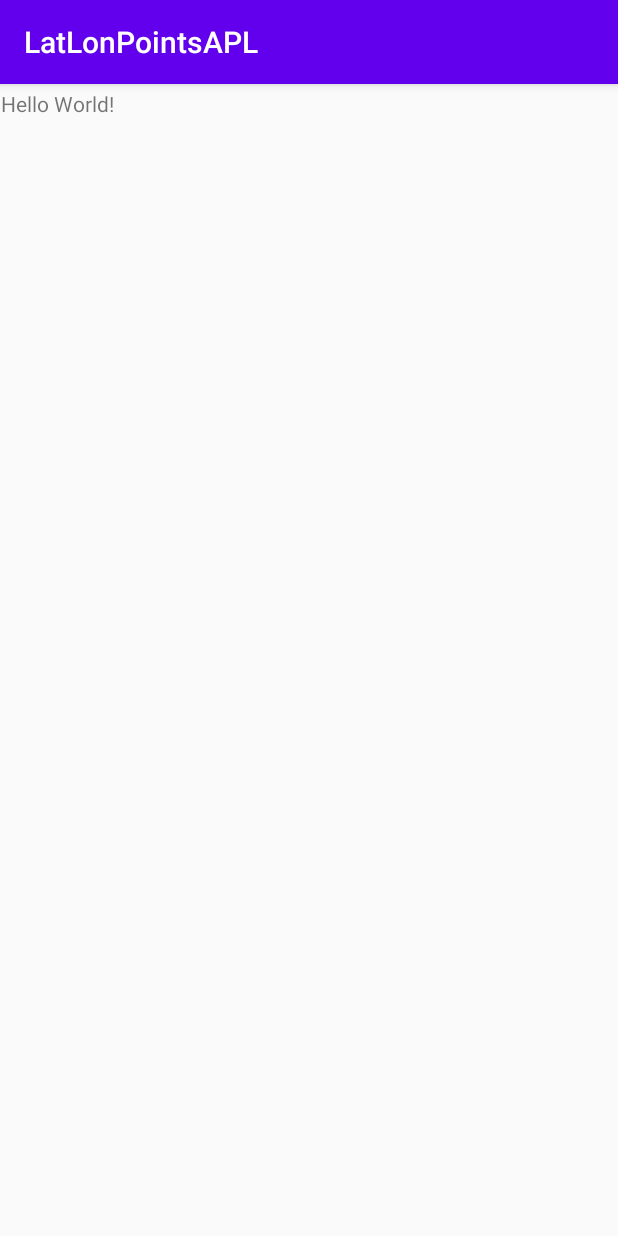
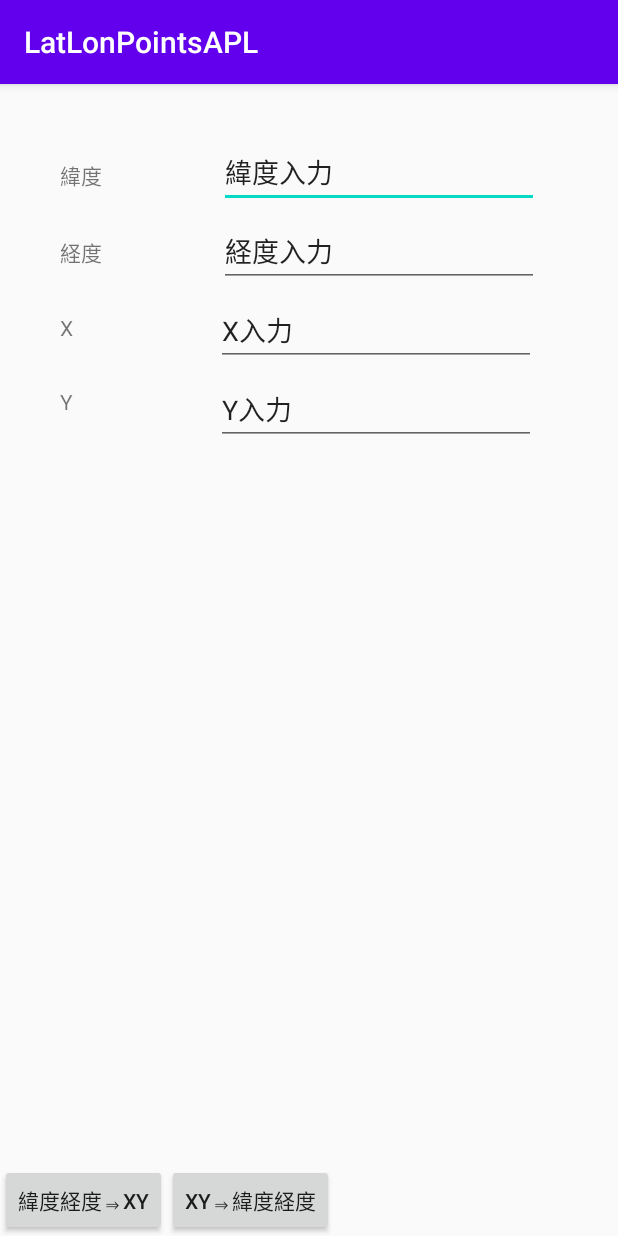
Before and after one commit to LASC-SINCE2015/LatLonPoints, an Android app: the screen it shows after launch (MainActivity), on a phone screen of 412 x 824 dp. Run offline under Robolectric (Android 15) with nearby library versions, the phone set to English and light mode, and no system bars.

Commit message:
一旦UP

```diff
--- a/LatLonPointsAPL/app/src/main/res/layout/activity_main.xml
+++ b/LatLonPointsAPL/app/src/main/res/layout/activity_main.xml
@@ -7,15 +7,111 @@
     tools:context=".MainActivity">
 
     <TextView
-        android:id="@+id/MainTextView"
-        android:layout_width="409dp"
-        android:layout_height="729dp"
-        android:text="Hello World!"
+        android:id="@+id/lat_text"
+        android:layout_width="wrap_content"
+        android:layout_height="wrap_content"
+        android:layout_marginTop="50dp"
+        android:layout_marginLeft="40dp"
+        android:text="緯度"
+        app:layout_constraintTop_toTopOf="parent"
+        app:layout_constraintStart_toStartOf="parent" />
+
+    <TextView
+        android:id="@+id/lon_text"
+        android:layout_width="wrap_content"
+        android:layout_height="wrap_content"
+        android:layout_marginTop="30dp"
+        android:text="経度"
+        app:layout_constraintTop_toBottomOf="@+id/lat_text"
+        app:layout_constraintStart_toStartOf="@+id/lat_text" />
+
+    <EditText
+        android:id="@+id/lat_input"
+        android:layout_width="wrap_content"
+        android:layout_height="wrap_content"
+        android:layout_marginLeft="25dp"
+        android:layout_marginTop="35dp"
+        android:ems="10"
+        android:inputType="number"
+        android:text="緯度入力"
+        app:layout_constraintTop_toTopOf="parent"
+        app:layout_constraintStart_toEndOf="@+id/lat_text"
+        app:layout_constraintEnd_toEndOf="parent"         />
+
+    <EditText
+        android:id="@+id/lon_input"
+        android:layout_width="wrap_content"
+        android:layout_height="wrap_content"
+        android:layout_marginLeft="25dp"
+        android:layout_marginTop="5dp"
+        android:ems="10"
+        android:inputType="number"
+        android:text="経度入力"
+        app:layout_constraintTop_toBottomOf="@+id/lat_input"
+        app:layout_constraintStart_toEndOf="@+id/lon_text"
+        app:layout_constraintEnd_toEndOf="parent"         />
+
+    <TextView
+        android:id="@+id/x_text"
+        android:layout_width="wrap_content"
+        android:layout_height="wrap_content"
+        android:layout_marginTop="30dp"
+        android:text="X"
+        app:layout_constraintTop_toBottomOf="@+id/lon_text"
+        app:layout_constraintStart_toStartOf="@+id/lon_text" />
+
+    <TextView
+        android:id="@+id/y_text"
+        android:layout_width="wrap_content"
+        android:layout_height="wrap_content"
+        android:layout_marginTop="30dp"
+        android:text="Y"
+        app:layout_constraintTop_toBottomOf="@+id/x_text"
+        app:layout_constraintStart_toStartOf="@+id/x_text" />
+
+    <EditText
+        android:id="@+id/x_input"
+        android:layout_width="wrap_content"
+        android:layout_height="wrap_content"
+        android:layout_marginLeft="40dp"
+        android:layout_marginTop="5dp"
+        android:ems="10"
+        android:inputType="number"
+        android:text="X入力"
+        app:layout_constraintTop_toBottomOf="@+id/lon_input"
+        app:layout_constraintStart_toEndOf="@+id/x_text"
+        app:layout_constraintEnd_toEndOf="parent" />
+
+    <EditText
+        android:id="@+id/y_input"
+        android:layout_width="wrap_content"
+        android:layout_height="wrap_content"
+        android:layout_marginLeft="40dp"
+        android:layout_marginTop="5dp"
+        android:ems="10"
+        android:inputType="number"
+        android:text="Y入力"
+        app:layout_constraintTop_toBottomOf="@+id/x_input"
+        app:layout_constraintStart_toEndOf="@+id/y_text"
+        app:layout_constraintEnd_toEndOf="parent" />
+
+
+    <Button
+        android:id="@+id/latlot2xy_button"
+        android:layout_width="wrap_content"
+        android:layout_height="wrap_content"
+        android:text="緯度経度⇒XY"
         app:layout_constraintBottom_toBottomOf="parent"
-        app:layout_constraintHorizontal_bias="0.155"
-        app:layout_constraintLeft_toLeftOf="parent"
-        app:layout_constraintRight_toRightOf="parent"
-        app:layout_constraintTop_toTopOf="parent"
-        app:layout_constraintVertical_bias="0.094" />
+        app:layout_constraintStart_toStartOf="parent" />
+
+    <Button
+        android:id="@+id/xy2latlot_button"
+        android:layout_width="wrap_content"
+        android:layout_height="wrap_content"
+        android:text="XY⇒緯度経度"
+        app:layout_constraintBottom_toBottomOf="parent"
+        app:layout_constraintStart_toEndOf="@+id/latlot2xy_button" />
+
+
 
 </androidx.constraintlayout.widget.ConstraintLayout>
```
Also changed, not shown: LatLonPointsAPL/app/src/main/java/com/example/latlonpointsapl/LatLonPoints.java (added, +101 -0 lines), LatLonPointsAPL/app/src/main/java/com/example/latlonpointsapl/myPoint2D.java (added, +10 -0 lines).
